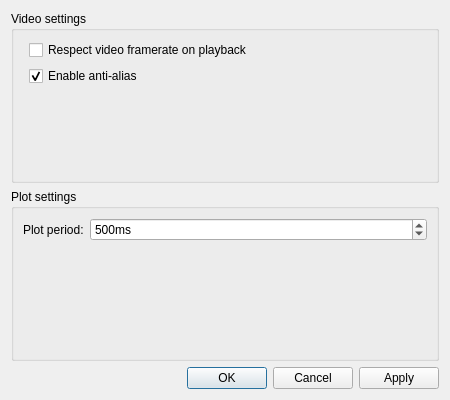
The window that src/view/settings.ui (romariorios/CVMob) describes before a commit, drawn with Qt 5.
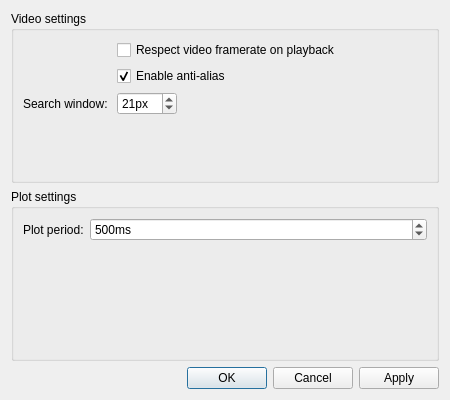
The same window after the commit.

Commit message: Support search window size setup

```diff
--- a/src/view/settings.ui
+++ b/src/view/settings.ui
@@ -52,6 +52,32 @@
         </property>
        </widget>
       </item>
+      <item row="4" column="1">
+       <widget class="QSpinBox" name="searchWindowSizeBox">
+        <property name="suffix">
+         <string>px</string>
+        </property>
+        <property name="minimum">
+         <number>2</number>
+        </property>
+        <property name="maximum">
+         <number>512</number>
+        </property>
+        <property name="value">
+         <number>21</number>
+        </property>
+       </widget>
+      </item>
+      <item row="4" column="0">
+       <widget class="QLabel" name="label_2">
+        <property name="text">
+         <string>Search window: </string>
+        </property>
+        <property name="buddy">
+         <cstring>searchWindowSizeBox</cstring>
+        </property>
+       </widget>
+      </item>
      </layout>
     </widget>
    </item>
```
The commit also changes 5 other files.
